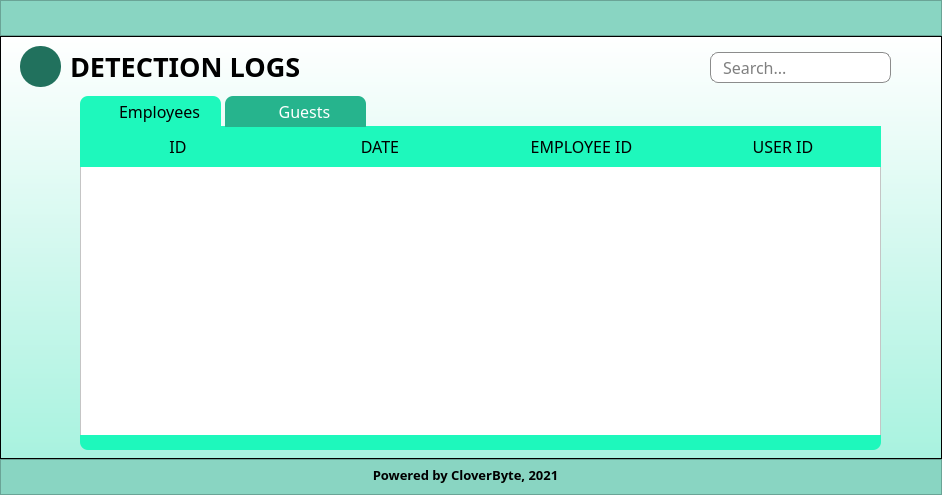
This is log.ui in marcryangil/facemaskdetection as Qt 5 draws it before an edit. The edited form follows.
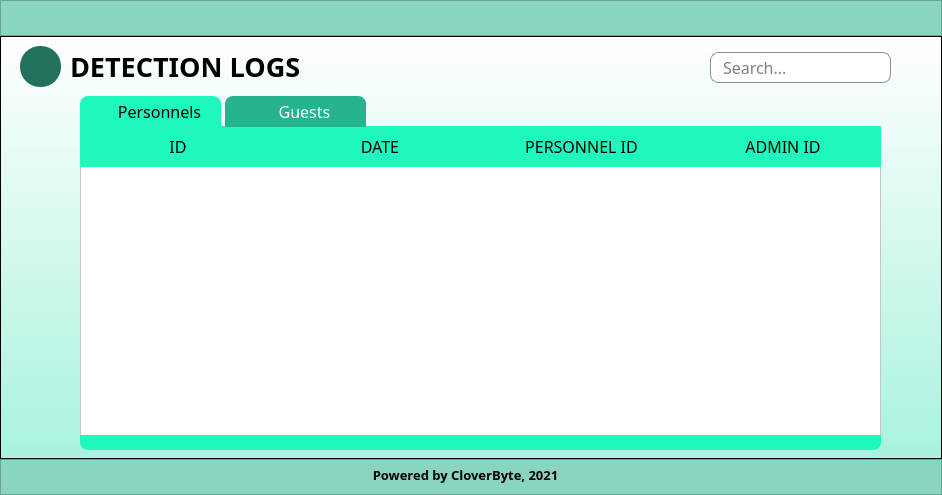
This is the edited form. Icons and pictures are not drawn.

What changed in the file:
```diff
--- a/log.ui
+++ b/log.ui
@@ -325,7 +325,7 @@
 border-radius: 8px;</string>
            </property>
            <property name="text">
-            <string>EMPLOYEE ID</string>
+            <string>PERSONNEL ID</string>
            </property>
            <property name="alignment">
             <set>Qt::AlignCenter</set>
@@ -349,7 +349,7 @@
 border-radius: 8px;</string>
            </property>
            <property name="text">
-            <string>USER ID</string>
+            <string>ADMIN ID</string>
            </property>
            <property name="alignment">
             <set>Qt::AlignCenter</set>
@@ -452,7 +452,7 @@
 </string>
        </property>
        <property name="text">
-        <string>Employees</string>
+        <string>Personnels</string>
        </property>
        <property name="flat">
         <bool>false</bool>
```
